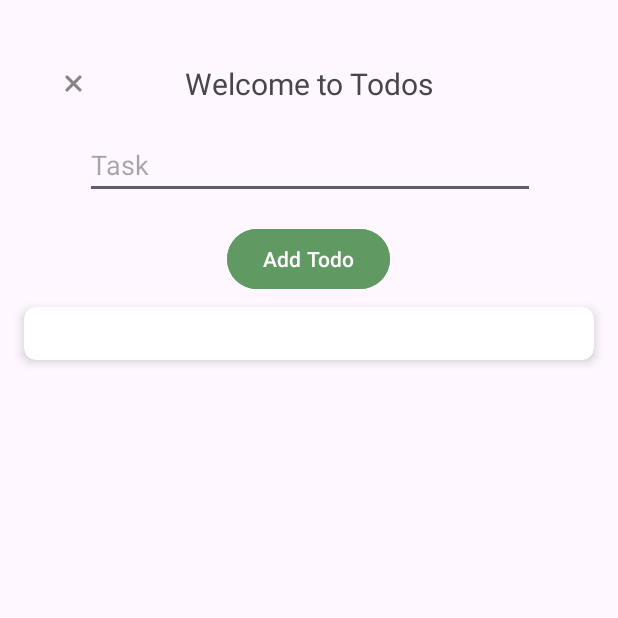
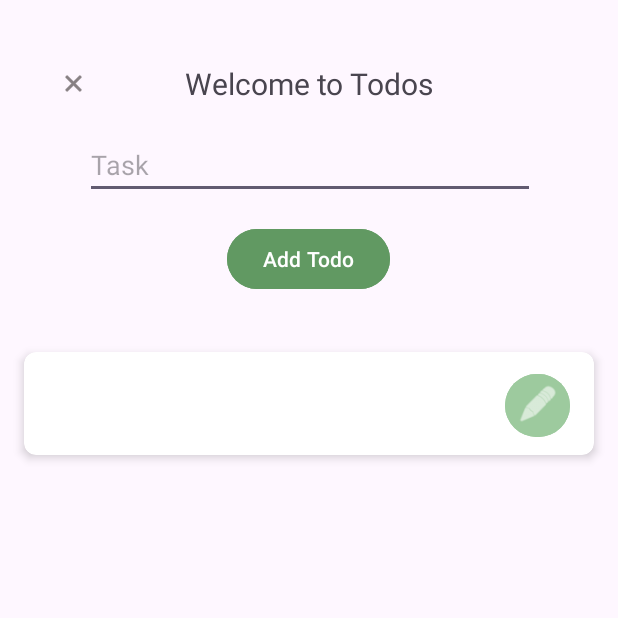
Before and after one commit to maxxu123456/college-scheduler, an Android app: the TodoActivity screen opened directly, with no data from a screen before it, after a tap on "Add Todo", on a phone screen of 412 x 824 dp, the top half of it. Run offline under Robolectric (Android 15) with nearby library versions, the phone set to English and light mode, and no system bars; our stand-ins replace Room's generated code, data binding; 2 statements that could not run were skipped.

Commit message:
edit buttons

```diff
--- a/app/src/main/res/layout/activity_exam.xml
+++ b/app/src/main/res/layout/activity_exam.xml
@@ -79,12 +79,12 @@
 
         <EditText
             android:id="@+id/examsTime"
-            android:layout_width="65dp"
+            android:layout_width="75dp"
             android:layout_height="50dp"
             android:layout_marginTop="12dp"
             android:hint="Time"
             app:layout_constraintEnd_toEndOf="parent"
-            app:layout_constraintHorizontal_bias="0.363"
+            app:layout_constraintHorizontal_bias="0.282"
             app:layout_constraintStart_toEndOf="@+id/examsYear"
             app:layout_constraintTop_toBottomOf="@+id/examsName" />
 
--- a/app/src/main/res/layout/activity_todo.xml
+++ b/app/src/main/res/layout/activity_todo.xml
@@ -59,6 +59,7 @@
             android:id="@+id/todosRecyclerView"
             android:layout_width="0dp"
             android:layout_height="0dp"
+            android:layout_marginTop="30dp"
             app:layout_constraintBottom_toBottomOf="parent"
             app:layout_constraintEnd_toEndOf="parent"
             app:layout_constraintHorizontal_bias="0.0"
--- a/app/src/main/res/layout/todo_list_item.xml
+++ b/app/src/main/res/layout/todo_list_item.xml
@@ -19,16 +19,44 @@
         android:layout_marginHorizontal="16dp"
         android:layout_marginVertical="8dp">
 
-        <RelativeLayout
-            android:layout_width="wrap_content"
+        <androidx.constraintlayout.widget.ConstraintLayout
+            android:layout_width="match_parent"
             android:layout_height="wrap_content"
             android:padding="8dp">
 
+            <Button
+                android:id="@+id/editCourse"
+                android:layout_width="43dp"
+                android:layout_height="50dp"
+                android:layout_gravity="center_horizontal|center_vertical"
+                android:backgroundTint="#9DCA9E"
+                android:gravity="center"
+                app:icon="@android:drawable/ic_menu_edit"
+                app:iconGravity="textTop"
+                app:iconSize="28dp"
+                app:iconTint="#FFFFFF"
+                app:layout_constraintBottom_toBottomOf="parent"
+                app:layout_constraintEnd_toEndOf="parent"
+                app:layout_constraintHorizontal_bias="0.975"
+                app:layout_constraintStart_toStartOf="parent"
+                app:layout_constraintTop_toTopOf="parent"
+                app:layout_constraintVertical_bias="1.0" />
+
             <TextView
                 android:id="@+id/todoCheckBox"
+                style="@style/TextAppearance.MaterialComponents.Subtitle1"
                 android:layout_width="wrap_content"
                 android:layout_height="wrap_content"
-                android:text="@{todo.getTodoTask}" />
-        </RelativeLayout>
+                android:paddingLeft="5dp"
+                android:paddingTop="15dp"
+                android:paddingBottom="15dp"
+                android:text="@{todo.getTodoTask}"
+                app:layout_constraintBottom_toBottomOf="parent"
+                app:layout_constraintEnd_toEndOf="parent"
+                app:layout_constraintHorizontal_bias="0.022"
+                app:layout_constraintStart_toStartOf="parent"
+                app:layout_constraintTop_toTopOf="parent"
+                app:layout_constraintVertical_bias="0.0" />
+        </androidx.constraintlayout.widget.ConstraintLayout>
     </androidx.cardview.widget.CardView>
 </layout>
```
Also changed, not shown: app/src/main/res/layout/assignment_list_item.xml (+17 -0 lines), app/src/main/res/layout/course_list_item.xml (+18 -0 lines), app/src/main/res/layout/exam_list_item.xml (+17 -0 lines).
